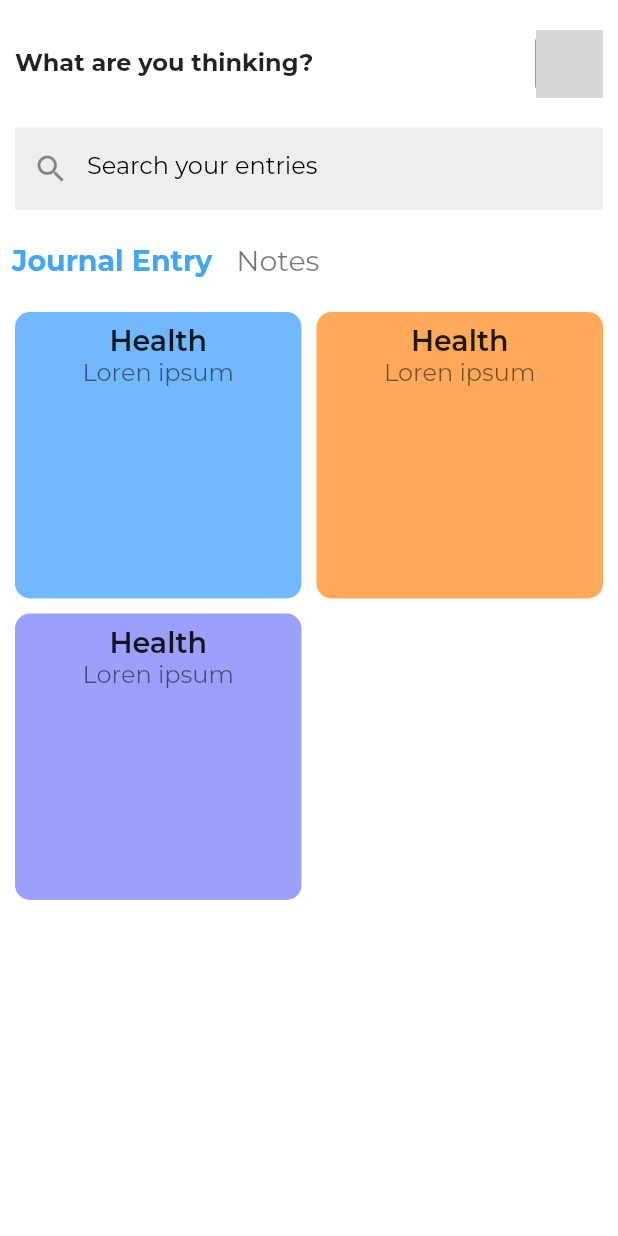
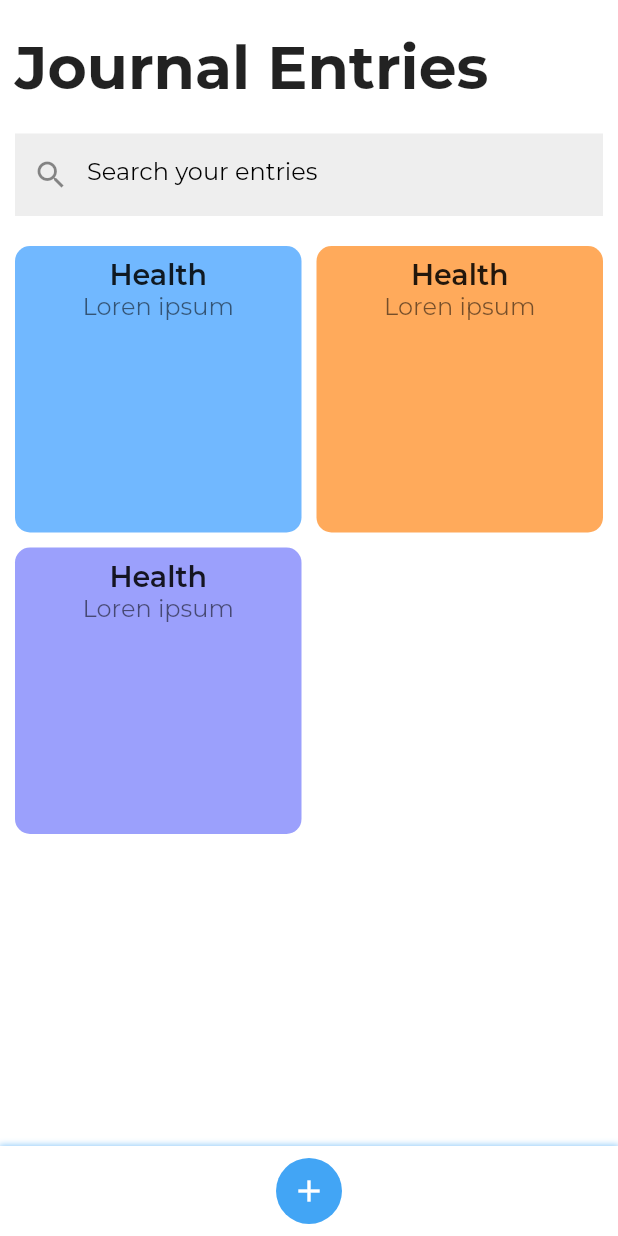
Before and after one commit to Naomi-Ugwuoke/Journal.ly, a Flutter app: the JournalPage screen opened directly, on a phone screen of 412 x 824 dp. Run offline on Flutter 3.47's test engine with Material 2 defaults, Android fonts, the phone set to English and light mode, and no system bars; our stand-ins replace cloud_firestore, firebase_core, google_fonts, table_calendar; accounts and stored records are empty; grey boxes are pictures that could not be loaded.

Commit message:
edit of UI

```diff
--- a/lib/Pages/JournalPage.dart
+++ b/lib/Pages/JournalPage.dart
@@ -2,7 +2,9 @@ import 'package:flutter/material.dart';
 import 'package:flutter/src/material/colors.dart';
 
 import 'journal/AppBar.dart';
+import 'journal/ListData.dart';
 import 'journal/listButton.dart';
+import 'journal/customBar.dart';
 import 'journal/model/listModel.dart';
 import 'journal/search.dart';
 
@@ -19,77 +21,20 @@ class _HomeScreenState extends State<JournalPage> {
   Widget build(BuildContext context) {
     return Scaffold(
         backgroundColor: Colors.white,
+        bottomNavigationBar: const CustomBottomBar(),
         body: SafeArea(
             child: ListView(
-          children: [
+          children: const [
             //navigation bar
-            const CustomAppBar(),
-            const SearchBar(),
-            const ListButtonContainer(),
+            CustomAppBar(),
+            SearchBar(),
+            ListButtonContainer(),
 
             //creating notes
 
-            Padding(
-              padding: const EdgeInsets.symmetric(horizontal: 10.0),
-              child: GridView.builder(
-                  itemCount: products.length,
-                  shrinkWrap: true,
-                  physics: ScrollPhysics(),
-                  gridDelegate: const SliverGridDelegateWithFixedCrossAxisCount(
-                    crossAxisCount: 2,
-                    //childAspectRatio: 0.80,
-                    crossAxisSpacing: 10.0,
-                    mainAxisSpacing: 10.0,
-                  ),
-                  itemBuilder: (context, index) => ListCard(
-                        product: products[index],
-                        press: () {},
-                      )),
-            ),
+            ListData(),
           ],
         )));
-  }
-}
-
-class ListCard extends StatelessWidget {
-  const ListCard({
-    Key? key,
-    required this.product,
-    required this.press,
-  }) : super(key: key);
-  final Product product;
-  final VoidCallback press;
-  @override
-  Widget build(BuildContext context) {
-    return InkWell(
-      onTap: press,
-      child: Container(
-        padding: const EdgeInsets.all(8.0),
-        decoration: BoxDecoration(
-          color: product.color,
-          borderRadius: BorderRadius.circular(10.0),
-        ),
-        child: Column(
-          children: [
-            Text(
-              products[0].title,
-              style: const TextStyle(
-                fontWeight: FontWeight.w600,
-                fontSize: 19,
-              ),
-            ),
-            Text(
-              products[0].desc,
-              maxLines: 5,
-              style: const TextStyle(
-                fontSize: 16,
-                color: Colors.black54,
-              ),
-            ),
-          ],
-        ),
-      ),
-    );
   }
 }
 
--- a/lib/Pages/journal/AppBar.dart
+++ b/lib/Pages/journal/AppBar.dart
@@ -11,12 +11,12 @@ class CustomAppBar extends StatelessWidget {
       padding: const EdgeInsets.symmetric(vertical: 20, horizontal: 10.0),
       child: Row(
         mainAxisAlignment: MainAxisAlignment.spaceBetween,
-        children: [
-          const Text(
-            "What are you thinking?",
-            style: TextStyle(fontSize: 16, fontWeight: FontWeight.bold),
+        children: const [
+          Text(
+            "Journal Entries",
+            style: TextStyle(fontSize: 40, fontWeight: FontWeight.bold),
           ),
-          Container(
+          /*Container(
             decoration: BoxDecoration(
                 color: Colors.blueGrey[900],
                 borderRadius: BorderRadius.circular(8.0)),
@@ -26,7 +26,7 @@ class CustomAppBar extends StatelessWidget {
             ),
             height: 45,
             width: 45,
-          )
+          )*/
         ],
       ),
     );
--- /dev/null
+++ b/lib/Pages/journal/ListData.dart
@@ -0,0 +1,72 @@
+import 'package:flutter/material.dart';
+
+import 'model/listModel.dart';
+
+class ListData extends StatelessWidget {
+  const ListData({
+    Key? key,
+  }) : super(key: key);
+
+  @override
+  Widget build(BuildContext context) {
+    return Padding(
+      padding: const EdgeInsets.symmetric(horizontal: 10.0),
+      child: GridView.builder(
+          itemCount: products.length,
+          shrinkWrap: true,
+          physics: ScrollPhysics(),
+          gridDelegate: const SliverGridDelegateWithFixedCrossAxisCount(
+            crossAxisCount: 2,
+            //childAspectRatio: 0.80,
+            crossAxisSpacing: 10.0,
+            mainAxisSpacing: 10.0,
+          ),
+          itemBuilder: (context, index) => ListCard(
+                product: products[index],
+                press: () {},
+              )),
+    );
+  }
+}
+
+class ListCard extends StatelessWidget {
+  const ListCard({
+    Key? key,
+    required this.product,
+    required this.press,
+  }) : super(key: key);
+  final Product product;
+  final VoidCallback press;
+  @override
+  Widget build(BuildContext context) {
+    return InkWell(
+      onTap: press,
+      child: Container(
+        padding: const EdgeInsets.all(8.0),
+        decoration: BoxDecoration(
+          color: product.color,
+          borderRadius: BorderRadius.circular(10.0),
+        ),
+        child: Column(
+          children: [
+            Text(
+              products[0].title,
+              style: const TextStyle(
+                fontWeight: FontWeight.w600,
+                fontSize: 19,
+              ),
+            ),
+            Text(
+              products[0].desc,
+              maxLines: 5,
+              style: const TextStyle(
+                fontSize: 16,
+                color: Colors.black54,
+              ),
+            ),
+          ],
+        ),
+      ),
+    );
+  }
+}
--- /dev/null
+++ b/lib/Pages/journal/customBar.dart
@@ -0,0 +1,43 @@
+import 'package:flutter/material.dart';
+import 'package:the_bug_chasers/Pages/journal/addData.dart';
+
+class CustomBottomBar extends StatelessWidget {
+  const CustomBottomBar({
+    Key? key,
+  }) : super(key: key);
+
+  @override
+  Widget build(BuildContext context) {
+    return Container(
+        height: 60,
+        decoration: BoxDecoration(color: Colors.white, boxShadow: [
+          BoxShadow(
+            color: Colors.blue.withOpacity(0.5),
+            spreadRadius: 1.0,
+            blurRadius: 3.0,
+          )
+        ]),
+        child: Row(
+          mainAxisAlignment: MainAxisAlignment.spaceEvenly,
+          children: [
+            InkWell(
+              onTap: () {
+                Navigator.push(context,
+                    MaterialPageRoute(builder: (context) => const AddItem()));
+              },
+              child: Container(
+                padding: const EdgeInsets.all(10.0),
+                decoration: BoxDecoration(
+                  color: Colors.blue[400],
+                  shape: BoxShape.circle,
+                ),
+                child: const Icon(
+                  Icons.add,
+                  color: Colors.white,
+                ),
+              ),
+            ),
+          ],
+        ));
+  }
+}
--- a/lib/Pages/journal/listButton.dart
+++ b/lib/Pages/journal/listButton.dart
@@ -7,9 +7,9 @@ class ListButtonContainer extends StatelessWidget {
 
   @override
   Widget build(BuildContext context) {
-    return Padding(
-      padding: const EdgeInsets.symmetric(vertical: 10.0),
-      child: Row(
+    return const Padding(
+      padding: EdgeInsets.symmetric(vertical: 10.0),
+      /*child: Row(
         children: [
           ListButton(
             isActive: true,
@@ -21,7 +21,7 @@ class ListButtonContainer extends StatelessWidget {
             title: 'Notes',
           ),
         ],
-      ),
+      ),*/
     );
   }
 }
```
Also changed, not shown: lib/Pages/journal/addData.dart (added, +70 -0 lines).
